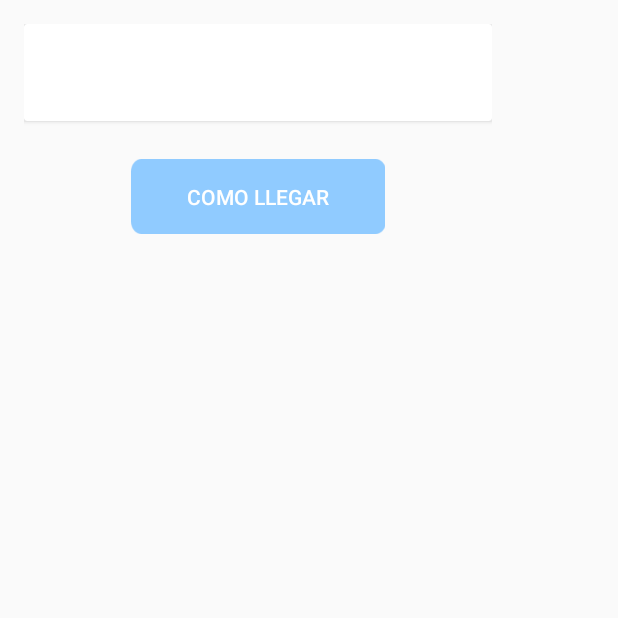
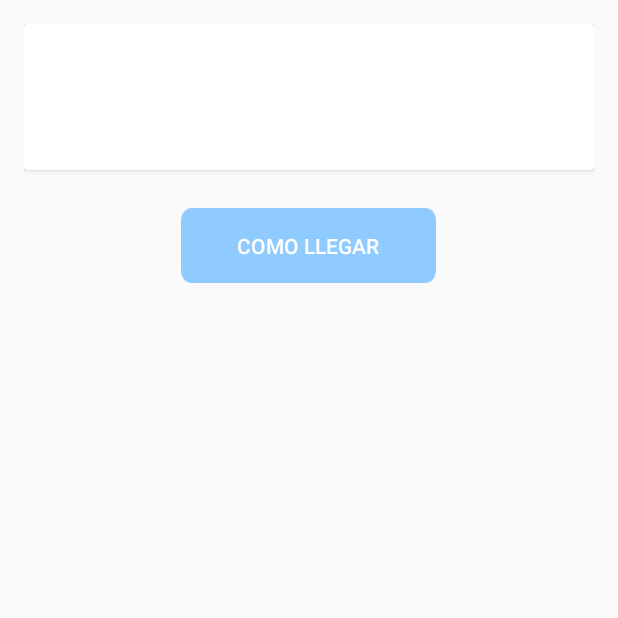
Before and after one commit to miguefra/NightBars, an Android app: the LocalActivity screen opened directly, with no data from a screen before it, on a phone screen of 412 x 824 dp, the top half of it. Run offline under Robolectric (Android 15) with nearby library versions, the phone set to English and light mode, and no system bars; 2 statements that could not run were skipped.

Commit message:
There was something that was really annoying me; fixed;
check if the app works and than commit to the master. Goodnight

```diff
--- a/NightBars/app/src/main/res/layout/activity_local.xml
+++ b/NightBars/app/src/main/res/layout/activity_local.xml
@@ -1,20 +1,26 @@
 <?xml version="1.0" encoding="utf-8"?>
 
-<android.support.constraint.ConstraintLayout xmlns:android="http://schemas.android.com/apk/res/android"
+<android.support.constraint.ConstraintLayout
+    xmlns:android="http://schemas.android.com/apk/res/android"
     xmlns:app="http://schemas.android.com/apk/res-auto"
     xmlns:tools="http://schemas.android.com/tools"
     android:layout_width="match_parent"
     android:layout_height="match_parent"
     tools:context="nightbars.nightbars.AddActivity">
 
+
+
+    <ScrollView
+        android:id="@+id/newPlace"
+        android:layout_width="fill_parent"
+        android:layout_height="wrap_content">
+
         <LinearLayout
-        android:layout_width="344dp"
+            android:layout_width="fill_parent"
             android:layout_height="wrap_content"
             android:orientation="vertical"
             android:padding="16dp"
-        android:gravity="center"
-        tools:layout_editor_sbsoluteY="55dp"
-        tools:layout_editor_absoluteX="8dp">
+            android:gravity="center">
 
             <android.support.v7.widget.CardView
                 android:id="@+id/cv_detail"
@@ -44,14 +50,14 @@
 
                         <LinearLayout
                             android:layout_width="match_parent"
-                        android:layout_height="match_parent"
+                            android:layout_height="wrap_content"
                             android:orientation="vertical">
 
                             <LinearLayout
                                 android:layout_width="match_parent"
-                            android:layout_height="0dp"
+                                android:layout_height="wrap_content"
                                 android:layout_weight="1"
-                            android:orientation="horizontal">
+                                android:orientation="vertical">
 
                                 <TextView
                                     android:id="@+id/place_name_detail"
@@ -65,6 +71,7 @@
                                     android:layout_width="wrap_content"
                                     android:layout_height="wrap_content"
                                     android:textSize="24sp" />
+
                             </LinearLayout>
 
                             <!--<TextView
@@ -90,12 +97,6 @@
                 android:layout_height="25dip"
                 android:background="@null" />
 
-        <LinearLayout
-            android:layout_width="169dp"
-            android:layout_height="wrap_content"
-            android:orientation="horizontal"
-            android:layout_gravity="center_horizontal">
-
             <Button
                     android:id="@+id/btn_como_llegar"
                     android:layout_width="170dp"
@@ -104,6 +105,9 @@
                     android:onClick="comoLlegar"
                     android:text="Como llegar"
                     android:textColor="#ffffff"/>
+
         </LinearLayout>
-    </LinearLayout>
+
+
+    </ScrollView>
 </android.support.constraint.ConstraintLayout>
```
Lines whose indentation alone changed are shown as unchanged.
